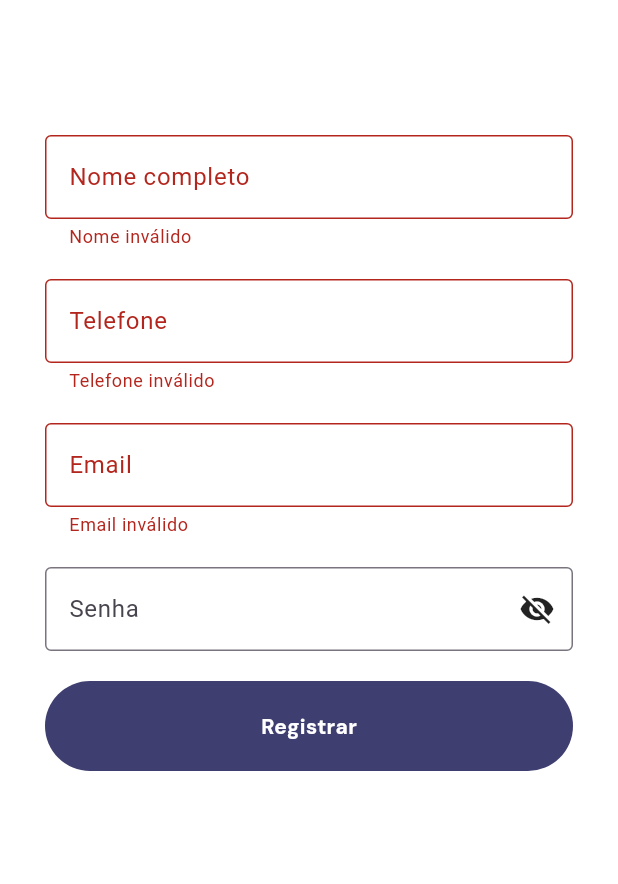
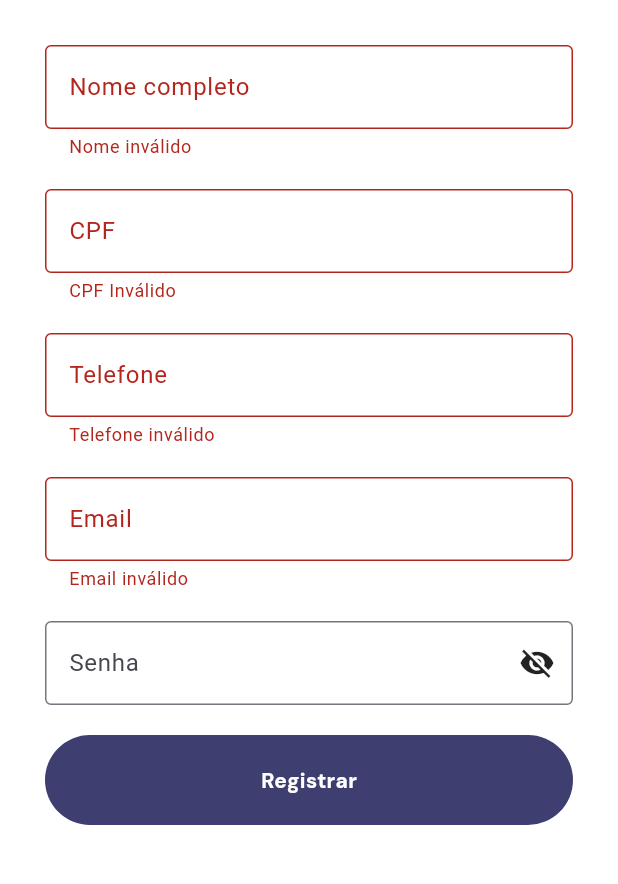
Before and after one commit to mamodo123/mimolda-app, a Flutter app: the SignUp screen opened directly, after a tap on "Registrar", on a phone screen of 412 x 824 dp, the part 330-1214 px from its top. Run offline on Flutter 3.47's test engine with Material 3 defaults, Android fonts, the phone set to English and light mode, and no system bars; drawn by our look-alikes of nb_utils; our stand-ins replace animated_bottom_navigation_bar, carousel_slider, cloud_firestore, firebase_auth, firebase_core, flutter_credit_card and 12 more; missing offline and left inert: validadores, whatsapp_unilink; accounts and stored records are empty; network calls fail.

```diff
--- /dev/null
+++ b/lib/functions/date.dart
@@ -0,0 +1,5 @@
+bool isSameDay(DateTime date1, DateTime date2) {
+  return date1.year == date2.year &&
+      date1.month == date2.month &&
+      date1.day == date2.day;
+}
--- a/lib/models/user.dart
+++ b/lib/models/user.dart
@@ -1,29 +1,37 @@
 import 'package:flutter/material.dart';
 
 import 'address.dart';
+import 'order.dart';
 
 class UserMimolda with ChangeNotifier {
-  String _name, _phone, _email;
+  String _name, _cpf, _phone, _email;
   List<Address> _addresses;
   List<String> _wishlist;
+  List<MimoldaOrder> _orders;
 
-  UserMimolda(String name, String phone, String email, List<Address> addresses,
-      List<String> wishlist)
+  UserMimolda(String name, String cpf, String phone, String email,
+      List<Address> addresses, List<String> wishlist, List<MimoldaOrder> orders)
       : _name = name,
+        _cpf = cpf,
         _phone = phone,
         _email = email,
         _addresses = addresses,
-        _wishlist = wishlist;
+        _wishlist = wishlist,
+        _orders = orders;
 
-  UserMimolda.fromJson(
-      Map<String, dynamic> json, List<Address> addresses, List<String> wishlist)
+  UserMimolda.fromJson(Map<String, dynamic> json, List<Address> addresses,
+      List<String> wishlist, List<MimoldaOrder> orders)
       : _name = json['name'],
+        _cpf = json['cpf'],
         _phone = json['phone'],
         _email = json['email'],
         _addresses = addresses,
-        _wishlist = wishlist;
+        _wishlist = wishlist,
+        _orders = orders;
 
   String get name => _name;
+
+  String get cpf => _cpf;
 
   String get phone => _phone;
 
@@ -33,8 +41,15 @@ class UserMimolda with ChangeNotifier {
 
   List<String> get wishlist => _wishlist;
 
+  List<MimoldaOrder> get orders => _orders;
+
   set name(String name) {
     _name = name;
+    notifyListeners();
+  }
+
+  set cpf(String cpf) {
+    _cpf = cpf;
     notifyListeners();
   }
 
@@ -57,4 +72,9 @@ class UserMimolda with ChangeNotifier {
     _wishlist = wishlist;
     notifyListeners();
   }
+
+  set orders(List<MimoldaOrder> orders) {
+    _orders = orders;
+    notifyListeners();
+  }
 }
--- a/lib/screens/auth_screen/log_in_screen.dart
+++ b/lib/screens/auth_screen/log_in_screen.dart
@@ -174,7 +174,8 @@ class _LogInScreenState extends State<LogInScreen> {
                                   if (context.mounted) {
                                     final fullStore =
                                         context.read<FullStoreNotifier>();
-                                    await fullStore.reloadUser();
+                                    await fullStore.reloadUser(
+                                        reloadOrders: true);
                                   }
                                   if (user.emailVerified) {
                                     switch (widget.origin) {
--- a/lib/screens/auth_screen/sign_up.dart
+++ b/lib/screens/auth_screen/sign_up.dart
@@ -6,6 +6,7 @@ import 'package:mimolda/const/constants.dart';
 import 'package:mimolda/models/full_store.dart';
 import 'package:nb_utils/nb_utils.dart';
 import 'package:provider/provider.dart';
+import 'package:validadores/Validador.dart';
 
 import '../../widgets/buttons.dart';
 
@@ -21,9 +22,10 @@ class SignUp extends StatefulWidget {
 class _SignUpState extends State<SignUp> {
   bool isChecked = false, loading = false;
 
-  late final MaskTextInputFormatter maskFormatter;
+  late final MaskTextInputFormatter phoneMaskFormatter, cpfMaskFormatter;
   late final GlobalKey<FormState> formKey;
   late final TextEditingController nameController,
+      cpfController,
       phoneController,
       emailController,
       passController;
@@ -32,12 +34,17 @@ class _SignUpState extends State<SignUp> {
 
   @override
   void initState() {
-    maskFormatter = MaskTextInputFormatter(
+    phoneMaskFormatter = MaskTextInputFormatter(
         mask: '(##) #####-####',
+        filter: {"#": RegExp(r'[0-9]')},
+        type: MaskAutoCompletionType.lazy);
+    cpfMaskFormatter = MaskTextInputFormatter(
+        mask: '###.###.###-##',
         filter: {"#": RegExp(r'[0-9]')},
         type: MaskAutoCompletionType.lazy);
     formKey = GlobalKey<FormState>();
     nameController = TextEditingController();
+    cpfController = TextEditingController();
     phoneController = TextEditingController();
     emailController = TextEditingController();
     passController = TextEditingController();
@@ -88,6 +95,7 @@ class _SignUpState extends State<SignUp> {
               const Image(image: AssetImage('images/maanstore_logo_1.png')),
               // const Spacer(),
               Expanded(
+                child: SingleChildScrollView(
                   child: Column(
                     mainAxisAlignment: MainAxisAlignment.center,
                     children: [
@@ -122,6 +130,29 @@ class _SignUpState extends State<SignUp> {
                                   }),
                               const SizedBox(height: 20),
                               TextFormField(
+                                  controller: cpfController,
+                                  decoration: const InputDecoration(
+                                    border: OutlineInputBorder(),
+                                    labelText: 'CPF',
+                                    hintText: 'Digite seu cpf',
+                                  ),
+                                  keyboardType: TextInputType.number,
+                                  inputFormatters: [cpfMaskFormatter],
+                                  validator: (value) {
+                                    if (Validador()
+                                            .add(Validar.CPF,
+                                                msg: 'CPF Inválido')
+                                            .minLength(11)
+                                            .maxLength(11)
+                                            .valido(value,
+                                                clearNoNumber: true) !=
+                                        null) {
+                                      return 'CPF Inválido';
+                                    }
+                                    return null;
+                                  }),
+                              const SizedBox(height: 20),
+                              TextFormField(
                                   controller: phoneController,
                                   decoration: const InputDecoration(
                                     border: OutlineInputBorder(),
@@ -129,11 +160,12 @@ class _SignUpState extends State<SignUp> {
                                     hintText: 'Digite seu telefone',
                                   ),
                                   keyboardType: TextInputType.number,
-                                inputFormatters: [maskFormatter],
+                                  inputFormatters: [phoneMaskFormatter],
                                   validator: (value) {
                                     if (value == null ||
                                         !RegExp(r"^[0-9]{11}$").hasMatch(
-                                          maskFormatter.getUnmaskedText())) {
+                                            phoneMaskFormatter
+                                                .getUnmaskedText())) {
                                       return 'Telefone inválido';
                                     }
                                     return null;
@@ -187,8 +219,10 @@ class _SignUpState extends State<SignUp> {
                                     if (formKey.currentState?.validate() ??
                                         false) {
                                       final name = nameController.text.trim();
+                                      final cpf =
+                                          cpfMaskFormatter.getUnmaskedText();
                                       final phone =
-                                        maskFormatter.getUnmaskedText();
+                                          phoneMaskFormatter.getUnmaskedText();
                                       final email = emailController.text.trim();
                                       final pass = passController.text.trim();
                                       UserCredential? userCredential;
@@ -214,7 +248,8 @@ class _SignUpState extends State<SignUp> {
                                               break;
                                             case 'weak-password':
                                               setState(() {
-                                              emailError = 'Senha muito fraca';
+                                                emailError =
+                                                    'Senha muito fraca';
                                               });
                                               break;
                                           }
@@ -239,11 +274,13 @@ class _SignUpState extends State<SignUp> {
                                             'phone': phone,
                                             'email': email,
                                             'name': name,
+                                            'cpf': cpf,
                                           });
                                           if (context.mounted) {
-                                          final fullStore =
-                                              context.read<FullStoreNotifier>();
-                                          await fullStore.reloadUser();
+                                            final fullStore = context
+                                                .read<FullStoreNotifier>();
+                                            await fullStore.reloadUser(
+                                                reloadOrders: true);
                                           }
                                           if (context.mounted) {
                                             Navigator.of(context)
@@ -251,7 +288,8 @@ class _SignUpState extends State<SignUp> {
                                                     '/login/signup/verify-email',
                                                     (route) =>
                                                         route.settings.name ==
-                                                      (widget.origin == '/home'
+                                                        (widget.origin ==
+                                                                '/home'
                                                             ? '/home'
                                                             : '/login'),
                                                     arguments: widget.origin);
@@ -304,6 +342,7 @@ class _SignUpState extends State<SignUp> {
                     ],
                   ),
                 ),
+              ),
             ],
           ),
         ),
--- a/lib/screens/auth_screen/verify_email.dart
+++ b/lib/screens/auth_screen/verify_email.dart
@@ -135,7 +135,7 @@ class _VerifyEmailState extends State<VerifyEmail> {
                         await FirebaseAuth.instance.signOut();
                         if (context.mounted) {
                           final fullStore = context.read<FullStoreNotifier>();
-                          await fullStore.reloadUser();
+                          await fullStore.reloadUser(reloadOrders: true);
                         }
                         if (context.mounted) {
                           if (widget.origin == null) {
--- a/lib/screens/check_out_screen.dart
+++ b/lib/screens/check_out_screen.dart
@@ -376,6 +376,12 @@ class _CheckOutScreenState extends State<CheckOutScreen> {
                                   }
                                   final now = DateTime.now();
                                   final order = MimoldaOrder(
+                                    id: null,
+                                    justification: null,
+                                    notification: 'store',
+                                    statusHistory: [
+                                      {'status': 'ordered', 'updatedAt': now}
+                                    ],
                                     client: fullStore.user!.name,
                                     clientId: clientId,
                                     payment: whichPaymentIsChecked,
--- a/lib/screens/my_profile_screen.dart
+++ b/lib/screens/my_profile_screen.dart
@@ -142,7 +142,7 @@ class _MyProfileScreenState extends State<MyProfileScreen> {
                         ),
                       ),
                       Button1(
-                        loading: loading,
+                          loading: loading,
                           buttonText: 'Alterar dados',
                           buttonColor: primaryColor,
                           onPressFunction: () async {
@@ -165,7 +165,8 @@ class _MyProfileScreenState extends State<MyProfileScreen> {
                                 if (context.mounted) {
                                   final fullStore =
                                       context.read<FullStoreNotifier>();
-                                  await fullStore.reloadUser();
+                                  await fullStore.reloadUser(
+                                      reloadOrders: false);
                                 }
 
                                 if (context.mounted) {
--- a/pubspec.yaml
+++ b/pubspec.yaml
@@ -60,6 +60,7 @@ dependencies:
   whatsapp_unilink: ^2.1.0
   url_launcher: ^6.3.0
   intl: ^0.19.0
+  validadores: ^1.0.9
 
   flutter_localizations:
     sdk: flutter
```
Also changed, not shown: lib/data_manager/nuvemshop.dart (+14 -4 lines), lib/data_manager/user.dart (+22 -4 lines), lib/models/full_store.dart (+13 -4 lines), lib/models/order.dart (+79 -1 lines), pubspec.lock. Lines whose indentation alone changed are shown as unchanged.
